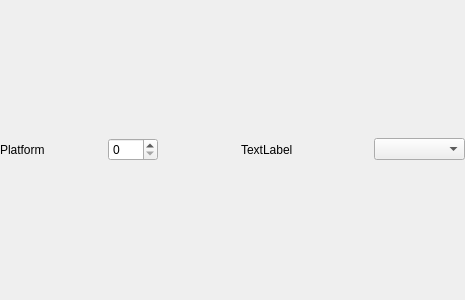
Above: Gems/Atom/Asset/ImageProcessingAtom/Code/Source/Editor/ResolutionSettingItemWidget.ui from accesspointmg/org.o3de.repo.atom before the change. Below: the same form after it.
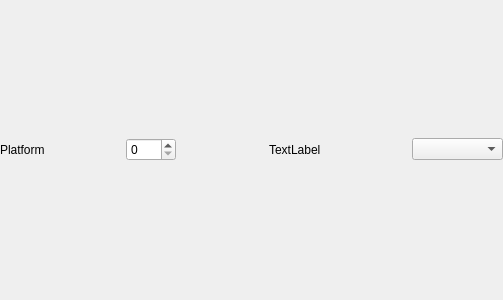
That is the form after the change.

What changed in the file:
```diff
--- a/Gems/Atom/Asset/ImageProcessingAtom/Code/Source/Editor/ResolutionSettingItemWidget.ui
+++ b/Gems/Atom/Asset/ImageProcessingAtom/Code/Source/Editor/ResolutionSettingItemWidget.ui
@@ -10,13 +10,7 @@
                 <height>300</height>
             </rect>
         </property>
-        <layout class="QGridLayout" name="gridLayout" columnminimumwidth="108,133,133,91">
-            <property name="horizontalSpacing">
-                <number>0</number>
-            </property>
-            <property name="verticalSpacing">
-                <number>0</number>
-            </property>
+        <layout class="QGridLayout" name="gridLayout" columnminimumwidth="120,137,137,91">
             <property name="leftMargin">
                 <number>0</number>
             </property>
```
